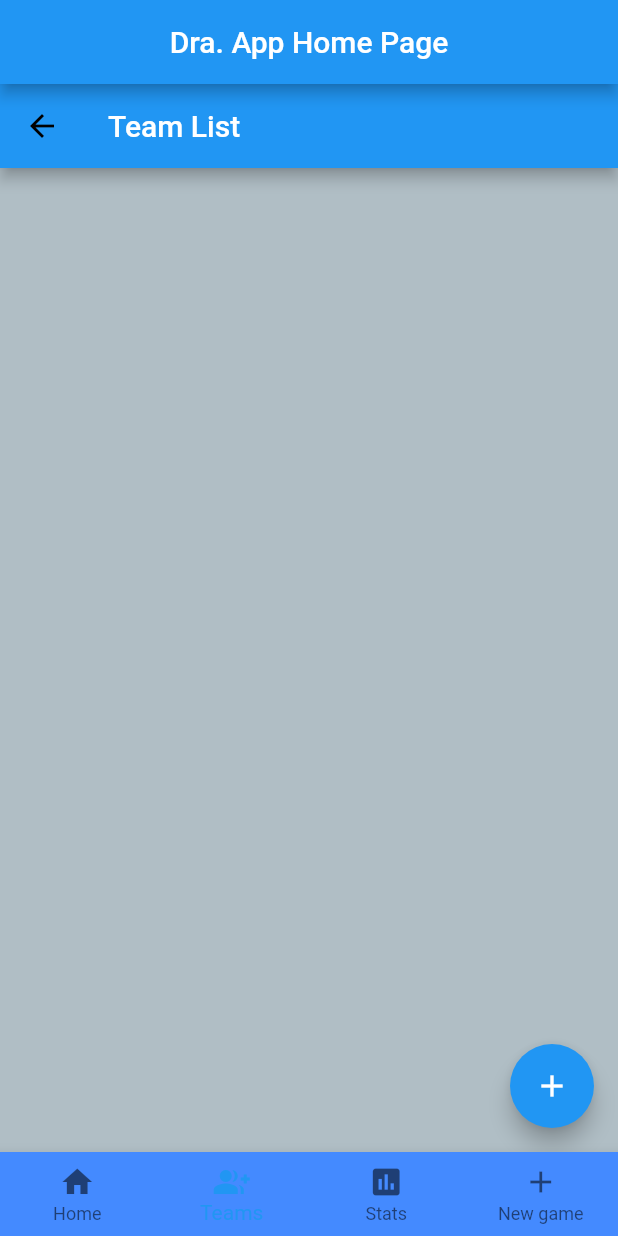
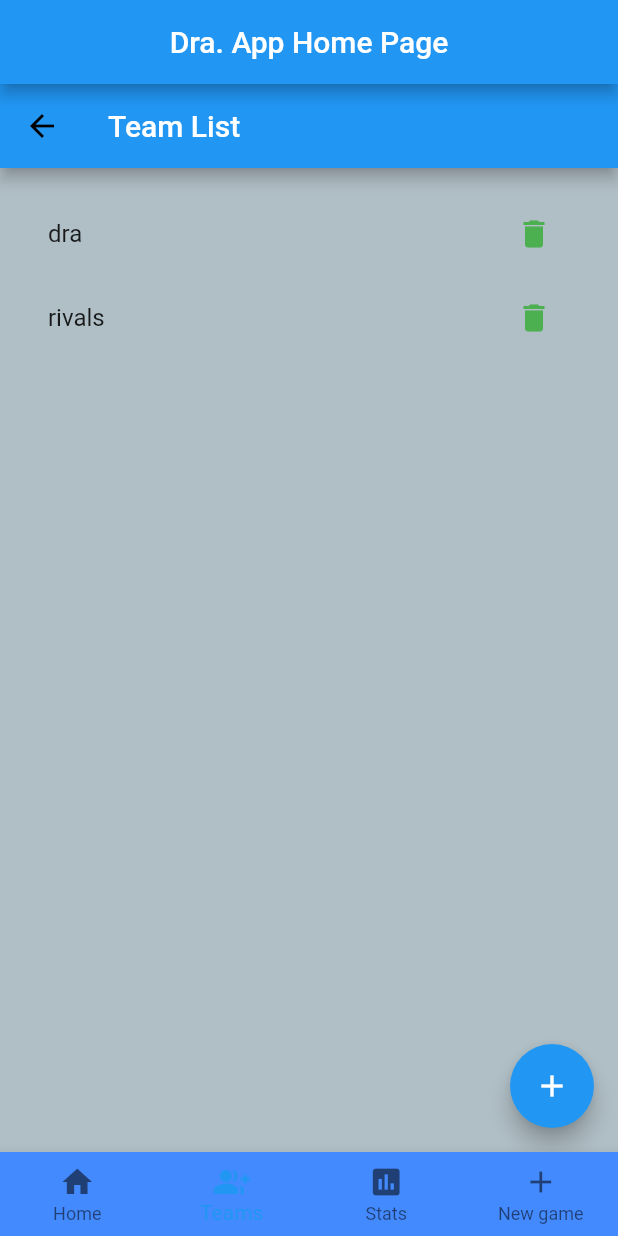
Before and after one commit to drabasquet/app, a Flutter app: the screen it shows after launch, swiped to page 2, on a phone screen of 412 x 824 dp. Run offline on Flutter 3.47's test engine with Material 2 defaults, Android fonts, the phone set to English and light mode, and no system bars.

Commit message:
teams created with players

```diff
--- a/lib/main.dart
+++ b/lib/main.dart
@@ -12,16 +12,31 @@ void main() => runApp(MyApp());
 class MyApp extends StatelessWidget {
   // This widget is the root of your application.
 
-  final newTeam =Team(name: 'dra', playerlist: <Jugador>[]);
+  var _playerList = <Jugador>[];
+  void submit2() {
+      _playerList.add( Jugador('d',1,0,0,0,'home',1));
+      _playerList.add( Jugador('r',2,0,0,0,'home',2));
+      _playerList.add( Jugador('e',3,0,0,0,'home',3));
+      _playerList.add( Jugador('a',4,0,0,0,'home',4));
+      _playerList.add( Jugador('m',5,0,0,0,'home',5));
+
+  }
 
   final _teamList = <Team>[];//<Team>[];
 
+  void submit3() {
+    _teamList.add(Team(name: 'dra', playerlist: _playerList));
+    _teamList.add(Team(name: 'rivals', playerlist: _playerList));
+  }
 
+  //final newTeam =Team(name: 'dra', playerlist: <Jugador>[]);
 
   final _currentIndex = 0;
 
   @override
   Widget build(BuildContext context) {
+    submit2();
+    submit3();
     return MaterialApp(
       title: 'Dra App',
       theme: ThemeData(
```
